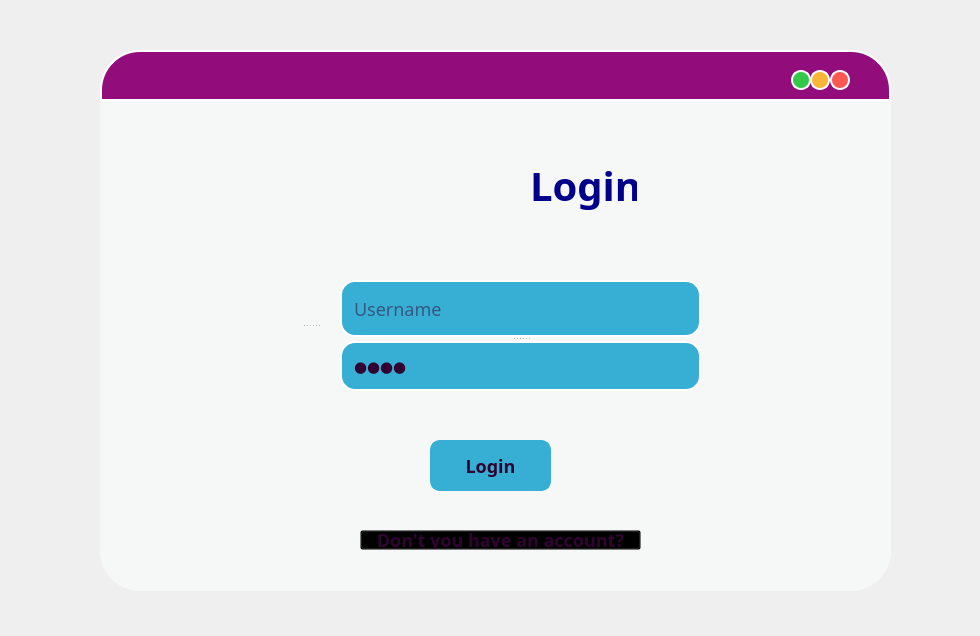
The window that ui/login.ui (onursercanyilmaz/RecSy) describes before a commit, drawn with Qt 5.
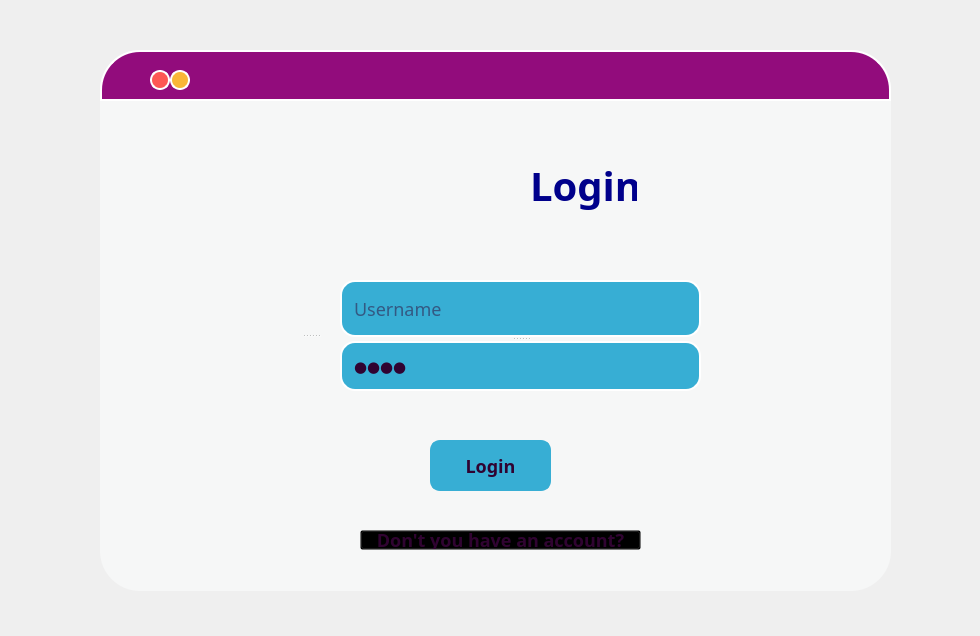
The same window after the commit. Icons and pictures are not drawn.

```diff
--- a/ui/login.ui
+++ b/ui/login.ui
@@ -72,7 +72,7 @@
     <widget class="QPushButton" name="pushButton">
      <property name="geometry">
       <rect>
-       <x>730</x>
+       <x>50</x>
        <y>20</y>
        <width>20</width>
        <height>20</height>
@@ -105,7 +105,7 @@
     <widget class="QPushButton" name="pushButton_2">
      <property name="geometry">
       <rect>
-       <x>710</x>
+       <x>70</x>
        <y>20</y>
        <width>20</width>
        <height>20</height>
@@ -135,40 +135,6 @@
       <string/>
      </property>
     </widget>
-    <widget class="QPushButton" name="pushButton_3">
-     <property name="geometry">
-      <rect>
-       <x>691</x>
-       <y>20</y>
-       <width>20</width>
-       <height>20</height>
-      </rect>
-     </property>
-     <property name="styleSheet">
-      <string notr="true">QPushButton{
-background-color: #34C848;
-border-style: solid;
-border-color: white;
-border-width: 2px;
-border-radius: 10px;
-}
-
-
-QPushButton:hover {
-background: #37AED4;
-}
-
-QPushButton:pressed {
-border-style: inset;
-background: qradialgradient(
-cx: 0.4, cy: -0.1, fx: 0.4, fy: -0.1,
-radius: 1.35, stop: 0 #fff, stop: 1 #ddd
-);}</string>
-     </property>
-     <property name="text">
-      <string/>
-     </property>
-    </widget>
    </widget>
    <widget class="QLabel" name="label">
     <property name="geometry">
@@ -334,7 +300,7 @@
     <property name="geometry">
      <rect>
       <x>190</x>
-      <y>210</y>
+      <y>220</y>
       <width>41</width>
       <height>131</height>
      </rect>
```
Left out of the diff: 31 changed lines with no effect on the pictures.
